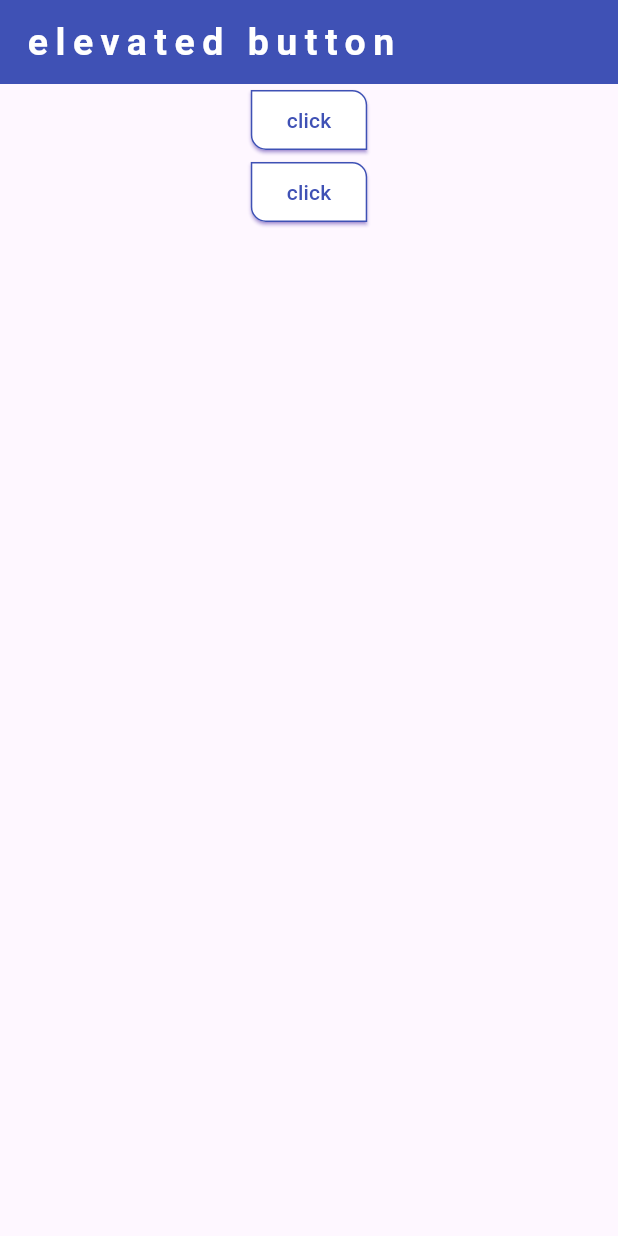
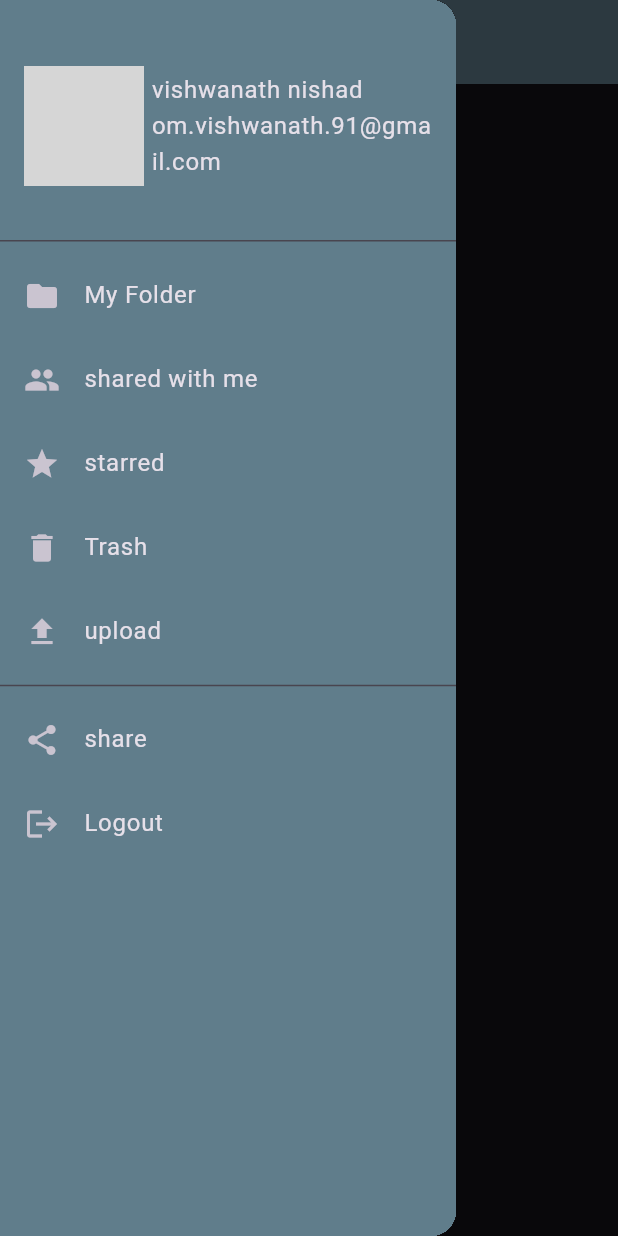
Before and after one commit to vishwanath-91/flutter_example, a Flutter app: the screen it shows after launch, with the side drawer open (before the commit the screen has no drawer), on a phone screen of 412 x 824 dp. Run offline on Flutter 3.47's test engine with Material 2 defaults, Android fonts, the phone set to English and light mode, and no system bars; our stand-ins replace fluttertoast; network calls fail; grey boxes are pictures that could not be loaded.

Commit message:
drawer created

```diff
--- /dev/null
+++ b/lib/drawer_widgets.dart
@@ -0,0 +1,84 @@
+import 'package:flutter/material.dart';
+
+class Drawerwidgets extends StatefulWidget {
+  const Drawerwidgets({super.key});
+
+  @override
+  State<Drawerwidgets> createState() => _DrawerwidgetsState();
+}
+
+class _DrawerwidgetsState extends State<Drawerwidgets> {
+  @override
+  Widget build(BuildContext context) {
+    return Scaffold(
+      appBar: AppBar(
+        title: Text("Drawer"),
+      ),
+      drawer: Drawer(
+        child: Container(
+          color: Theme.of(context).primaryColor,
+          child: ListView(children: const [
+            DrawerHeader(
+                child: Flexible(
+              child: Row(
+                mainAxisAlignment: MainAxisAlignment.start,
+                children: [
+                  CircleAvatar(
+                    radius: 40,
+                    backgroundImage: NetworkImage(
+                        "https://images.ctfassets.net/vztl6s0hp3ro/2Zg9Mth4qC5EGGWHoJIy9T/3f0dbdf8884231a3e9e7998c514cc1fa/Unleash-employee-potential-with-personal-professional-development-examples.jpg"),
+                  ),
+                  SizedBox(
+                    width: 5,
+                  ),
+                  Flexible(
+                    child: Column(
+                      mainAxisAlignment: MainAxisAlignment.center,
+                      crossAxisAlignment: CrossAxisAlignment.start,
+                      children: [
+                        Text("vishwanath nishad"),
+                        Text("om.vishwanath.91@gmail.com")
+                      ],
+                    ),
+                  )
+                ],
+              ),
+            )),
+            ListTile(
+              leading: Icon(Icons.folder),
+              title: Text("My Folder"),
+            ),
+            ListTile(
+              leading: Icon(Icons.group),
+              title: Text("shared with me"),
+            ),
+            ListTile(
+              leading: Icon(Icons.star),
+              title: Text("starred"),
+            ),
+            ListTile(
+              leading: Icon(Icons.delete),
+              title: Text("Trash"),
+            ),
+            ListTile(
+              leading: Icon(Icons.upload),
+              title: Text("upload"),
+            ),
+            Divider(),
+            ListTile(
+              leading: Icon(Icons.share),
+              title: Text("share"),
+            ),
+            ListTile(
+              leading: Icon(Icons.logout),
+              title: Text("Logout"),
+            ),
+          ]),
+        ),
+      ),
+      body: Center(
+        child: Text("hey there"),
+      ),
+    );
+  }
+}
--- a/lib/main.dart
+++ b/lib/main.dart
@@ -1,7 +1,7 @@
 import 'package:flutter/material.dart';
 import 'package:fluttertoast/fluttertoast.dart';
 
-import 'elevated_button.dart';
+import 'drawer_widgets.dart';
 
 void main() {
   runApp(const MyApp());
@@ -16,25 +16,15 @@ class MyApp extends StatelessWidget {
         debugShowCheckedModeBanner: false,
         builder: FToastBuilder(),
         theme: ThemeData(
-          primaryColor: Colors.indigo,
+          primaryColor: Colors.blueGrey,
           useMaterial3: true,
           //////////////////////////////////
           appBarTheme: const AppBarTheme(
-              color: Colors.indigo,
-              titleTextStyle: TextStyle(
-                  letterSpacing: 5, fontWeight: FontWeight.bold, fontSize: 25)),
+            color: Colors.blueGrey,
+          ),
           //////////////////////////////
-          brightness: Brightness.light,
-          ////////////////////////////
-          textTheme: const TextTheme(
-            titleLarge: TextStyle(color: Colors.red, fontSize: 25.0),
-            titleMedium: TextStyle(color: Colors.orange, fontSize: 20),
-            titleSmall: TextStyle(color: Colors.blue, fontSize: 15),
-            bodyLarge: TextStyle(color: Colors.red, fontSize: 25.0),
-            bodyMedium: TextStyle(color: Colors.orange, fontSize: 20),
-            bodySmall: TextStyle(color: Colors.blue, fontSize: 15),
-          ),
-          ////////////////////////////////
+          brightness: Brightness.dark,
+          /////////////////////////////
 
           elevatedButtonTheme: const ElevatedButtonThemeData(
             style: ButtonStyle(
@@ -51,7 +41,7 @@ class MyApp extends StatelessWidget {
         ),
         //////////////////////////////
         home: const Scaffold(
-          body: Elevatedwidgets(),
+          body: Drawerwidgets(),
         ));
   }
 }
--- a/pubspec.yaml
+++ b/pubspec.yaml
@@ -37,6 +37,7 @@ dependencies:
   # Use with the CupertinoIcons class for iOS style icons.
   cupertino_icons: ^1.0.2
   fluttertoast: ^8.2.2
+  snackbar: ^1.0.2
 
 dev_dependencies:
   flutter_test:
```
Also changed, not shown: lib/grid_view_builder.dart (added, +55 -0 lines), lib/list_view_builder.dart (added, +51 -0 lines), lib/snackbar_widgets.dart (added, +44 -0 lines), pubspec.lock.
